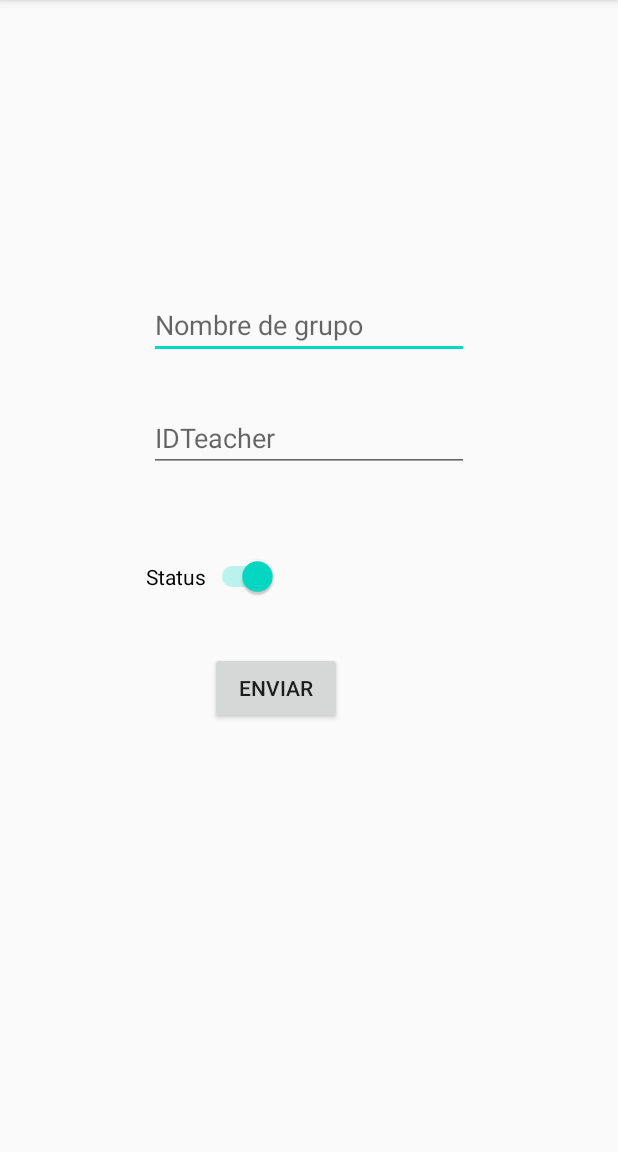
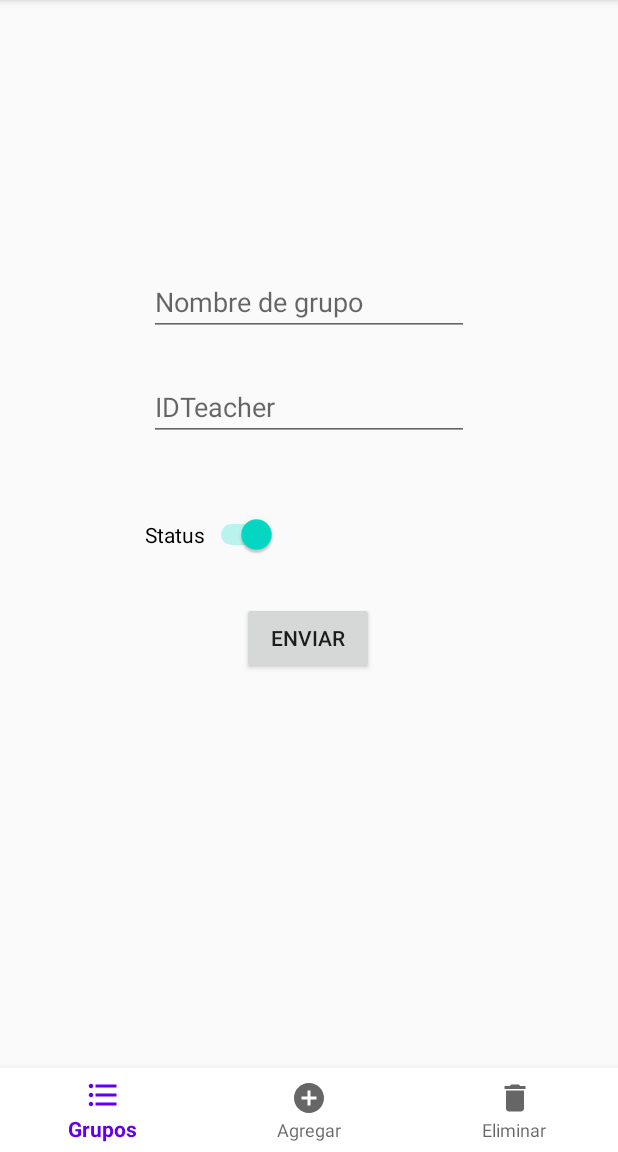
Before and after one commit to Adr1anrojas/SuperReaders, an Android app: the screen it shows after launch (ClassRoomActivity), after a tap on "ENVIAR", on a phone screen of 412 x 824 dp, the part 84-1236 px from its top. Run offline under Robolectric (Android 15) with nearby library versions, the phone set to English and light mode, and no system bars.

```diff
--- a/App/SuperReaders/app/build.gradle
+++ b/App/SuperReaders/app/build.gradle
@@ -30,9 +30,11 @@ dependencies {
     implementation fileTree(dir: 'libs', include: ['*.jar'])
 
     implementation 'androidx.appcompat:appcompat:1.1.0'
+    implementation 'com.google.android.material:material:1.1.0'
     implementation 'androidx.constraintlayout:constraintlayout:1.1.3'
     implementation "androidx.lifecycle:lifecycle-extensions:2.2.0"
     implementation "androidx.lifecycle:lifecycle-viewmodel-ktx:2.2.0"
+    implementation 'androidx.legacy:legacy-support-v4:1.0.0'
     testImplementation 'junit:junit:4.12'
     androidTestImplementation 'androidx.test.ext:junit:1.1.1'
     androidTestImplementation 'androidx.test.espresso:espresso-core:3.2.0'
--- a/App/SuperReaders/app/src/main/java/com/example/superreaders/retrofit/SuperReadersService.java
+++ b/App/SuperReaders/app/src/main/java/com/example/superreaders/retrofit/SuperReadersService.java
@@ -1,6 +1,7 @@
 package com.example.superreaders.retrofit;
 
 import com.example.superreaders.retrofit.request.ClassRoomRequest;
+import com.example.superreaders.retrofit.response.ClassRoomResponse;
 
 import java.util.List;
 
@@ -12,7 +13,7 @@ import retrofit2.http.POST;
 
 public interface SuperReadersService {
     @GET("ClassRoom/all")
-    Call<List<ClassRoomRequest>> getAllClassRoom();
+    Call<List<ClassRoomResponse>> getAllClassRoom();
     @POST(Urls.CLASSROOM)
     Call<Void> saveClassRoom(@Body ClassRoomRequest body);
 
--- a/App/SuperReaders/app/src/main/java/com/example/superreaders/retrofit/Urls.java
+++ b/App/SuperReaders/app/src/main/java/com/example/superreaders/retrofit/Urls.java
@@ -1,7 +1,7 @@
 package com.example.superreaders.retrofit;
 
 public class Urls {
-    public static final String API = "http://cfeaef7b.ngrok.io/Api/";//put your base url here
+    public static final String API = "http://e70ccae9.ngrok.io/Api/";//put your base url here
 
     public static final String CLASSROOM = "ClassRoom";//put your end point here
 
--- a/App/SuperReaders/app/src/main/java/com/example/superreaders/views/ClassRoomActivity.java
+++ b/App/SuperReaders/app/src/main/java/com/example/superreaders/views/ClassRoomActivity.java
@@ -1,14 +1,18 @@
 package com.example.superreaders.views;
+import androidx.annotation.NonNull;
 import androidx.appcompat.app.AppCompatActivity;
+import androidx.fragment.app.Fragment;
 import androidx.lifecycle.Observer;
 import androidx.lifecycle.ViewModelProviders;
 import android.os.Bundle;
+import android.view.MenuItem;
 import android.widget.Button;
 import android.widget.EditText;
 import android.widget.Switch;
 import android.widget.Toast;
 import com.example.superreaders.R;
 import com.example.superreaders.viewmodels.ClassRoomViewModel;
+import com.google.android.material.bottomnavigation.BottomNavigationView;
 
 public class ClassRoomActivity extends AppCompatActivity {
     Button boton;
@@ -20,18 +24,21 @@ public class ClassRoomActivity extends AppCompatActivity {
     protected void onCreate(Bundle savedInstanceState) {
         super.onCreate(savedInstanceState);
         setContentView(R.layout.activity_class_room);
-        nombre = findViewById(R.id.editText);
-        idtecaher = findViewById(R.id.editText2);
-        status = findViewById(R.id.switch1);
-        boton = findViewById(R.id.button);
-        classRoomViewModel = ViewModelProviders.of(this).get(ClassRoomViewModel.class);
-        boton.setOnClickListener(v -> {
-            classRoomViewModel.saveClassRoom(nombre.getText().toString(),idtecaher.getText().toString(),status.isChecked());
+        BottomNavigationView bottomNav = findViewById(R.id.bottom_navigation);
+
+        bottomNav.setOnNavigationItemSelectedListener(new BottomNavigationView.OnNavigationItemSelectedListener() {
+            @Override
+            public boolean onNavigationItemSelected(@NonNull MenuItem item) {
+                switch (item.getItemId()){
+                    case R.id.nav_add:
+                        getSupportFragmentManager().beginTransaction()
+                                .replace(R.id.frame_container, new ClassRoomCreateFragment())
+                                .commit();
+                        break;
+                }
+                return true;
+            }
         });
-       final Observer<String> observer = resultado ->{
-           Toast.makeText(getApplicationContext(),resultado,Toast.LENGTH_SHORT ).show();
-       };
-        classRoomViewModel.getRespose().observe(this,observer);
     }
 
 }
--- /dev/null
+++ b/App/SuperReaders/app/src/main/res/drawable/ic_add_circle_black_24dp.xml
@@ -0,0 +1,9 @@
+<vector xmlns:android="http://schemas.android.com/apk/res/android"
+        android:width="24dp"
+        android:height="24dp"
+        android:viewportWidth="24.0"
+        android:viewportHeight="24.0">
+    <path
+        android:fillColor="#FF000000"
+        android:pathData="M12,2C6.48,2 2,6.48 2,12s4.48,10 10,10 10,-4.48 10,-10S17.52,2 12,2zM17,13h-4v4h-2v-4L7,13v-2h4L11,7h2v4h4v2z"/>
+</vector>
--- /dev/null
+++ b/App/SuperReaders/app/src/main/res/drawable/ic_delete_black_24dp.xml
@@ -0,0 +1,9 @@
+<vector xmlns:android="http://schemas.android.com/apk/res/android"
+        android:width="24dp"
+        android:height="24dp"
+        android:viewportWidth="24.0"
+        android:viewportHeight="24.0">
+    <path
+        android:fillColor="#FF000000"
+        android:pathData="M6,19c0,1.1 0.9,2 2,2h8c1.1,0 2,-0.9 2,-2V7H6v12zM19,4h-3.5l-1,-1h-5l-1,1H5v2h14V4z"/>
+</vector>
--- /dev/null
+++ b/App/SuperReaders/app/src/main/res/drawable/ic_format_list_bulleted_black_24dp.xml
@@ -0,0 +1,9 @@
+<vector xmlns:android="http://schemas.android.com/apk/res/android"
+        android:width="24dp"
+        android:height="24dp"
+        android:viewportWidth="24.0"
+        android:viewportHeight="24.0">
+    <path
+        android:fillColor="#FF000000"
+        android:pathData="M4,10.5c-0.83,0 -1.5,0.67 -1.5,1.5s0.67,1.5 1.5,1.5 1.5,-0.67 1.5,-1.5 -0.67,-1.5 -1.5,-1.5zM4,4.5c-0.83,0 -1.5,0.67 -1.5,1.5S3.17,7.5 4,7.5 5.5,6.83 5.5,6 4.83,4.5 4,4.5zM4,16.5c-0.83,0 -1.5,0.68 -1.5,1.5s0.68,1.5 1.5,1.5 1.5,-0.68 1.5,-1.5 -0.67,-1.5 -1.5,-1.5zM7,19h14v-2L7,17v2zM7,13h14v-2L7,11v2zM7,5v2h14L21,5L7,5z"/>
+</vector>
--- a/App/SuperReaders/app/src/main/res/layout/activity_class_room.xml
+++ b/App/SuperReaders/app/src/main/res/layout/activity_class_room.xml
@@ -1,5 +1,5 @@
 <?xml version="1.0" encoding="utf-8"?>
-<androidx.constraintlayout.widget.ConstraintLayout xmlns:android="http://schemas.android.com/apk/res/android"
+<RelativeLayout xmlns:android="http://schemas.android.com/apk/res/android"
 
     xmlns:app="http://schemas.android.com/apk/res-auto"
     xmlns:tools="http://schemas.android.com/tools"
@@ -8,56 +8,18 @@
     android:layout_height="match_parent"
 
     tools:context=".views.ClassRoomActivity">
+    <FrameLayout
+        android:id="@+id/frame_container"
+        android:layout_width="match_parent"
+        android:layout_height="match_parent"
+        android:layout_above="@+id/bottom_navigation"
+        />
+    <com.google.android.material.bottomnavigation.BottomNavigationView
+        android:id="@+id/bottom_navigation"
+        android:layout_width="match_parent"
+        android:layout_height="wrap_content"
+        android:layout_alignParentBottom="true"
+        android:background="@color/cardview_light_background"
+        app:menu="@menu/bottom_navigation"/>
 
-    <EditText
-        android:id="@+id/editText"
-        android:layout_width="wrap_content"
-        android:layout_height="wrap_content"
-        android:ems="10"
-        android:hint="Nombre de grupo"
-        android:inputType="textPersonName"
-        app:layout_constraintBottom_toBottomOf="parent"
-        app:layout_constraintEnd_toEndOf="parent"
-        app:layout_constraintStart_toStartOf="parent"
-        app:layout_constraintTop_toTopOf="parent"
-        app:layout_constraintVertical_bias="0.268"
-        tools:text="" />
-
-    <EditText
-        android:id="@+id/editText2"
-        android:layout_width="wrap_content"
-        android:layout_height="wrap_content"
-        android:ems="10"
-        android:hint="IDTeacher"
-        android:inputType="number"
-        app:layout_constraintBottom_toBottomOf="parent"
-        app:layout_constraintEnd_toEndOf="parent"
-        app:layout_constraintStart_toStartOf="parent"
-        app:layout_constraintTop_toTopOf="parent"
-        app:layout_constraintVertical_bias="0.373" />
-
-    <Switch
-        android:id="@+id/switch1"
-        android:layout_width="wrap_content"
-        android:layout_height="wrap_content"
-        android:checked="true"
-        android:text="Status"
-        app:layout_constraintBottom_toBottomOf="parent"
-        app:layout_constraintEnd_toEndOf="parent"
-        app:layout_constraintHorizontal_bias="0.3"
-        app:layout_constraintStart_toStartOf="parent"
-        app:layout_constraintTop_toTopOf="parent" />
-
-    <Button
-        android:id="@+id/button"
-        android:layout_width="wrap_content"
-        android:layout_height="wrap_content"
-        android:text="enviar"
-        app:layout_constraintBottom_toBottomOf="parent"
-        app:layout_constraintEnd_toEndOf="parent"
-        app:layout_constraintHorizontal_bias="0.433"
-        app:layout_constraintStart_toStartOf="parent"
-        app:layout_constraintTop_toTopOf="parent"
-        app:layout_constraintVertical_bias="0.604" />
-
-</androidx.constraintlayout.widget.ConstraintLayout>
+</RelativeLayout>
--- /dev/null
+++ b/App/SuperReaders/app/src/main/res/layout/fragment_class_room_create.xml
@@ -0,0 +1,67 @@
+<?xml version="1.0" encoding="utf-8"?>
+<FrameLayout xmlns:android="http://schemas.android.com/apk/res/android"
+    xmlns:app="http://schemas.android.com/apk/res-auto"
+    xmlns:tools="http://schemas.android.com/tools"
+    android:layout_width="match_parent"
+    android:layout_height="match_parent"
+    tools:context=".views.ClassRoomCreateFragment">
+    <androidx.constraintlayout.widget.ConstraintLayout
+
+        android:layout_width="match_parent"
+        android:layout_height="match_parent"
+
+        tools:context=".views.ClassRoomActivity">
+
+        <EditText
+            android:id="@+id/editText"
+            android:layout_width="wrap_content"
+            android:layout_height="wrap_content"
+            android:ems="10"
+            android:hint="Nombre de grupo"
+            android:inputType="textPersonName"
+            app:layout_constraintBottom_toBottomOf="parent"
+            app:layout_constraintEnd_toEndOf="parent"
+            app:layout_constraintStart_toStartOf="parent"
+            app:layout_constraintTop_toTopOf="parent"
+            app:layout_constraintVertical_bias="0.268"
+            tools:text="" />
+
+        <EditText
+            android:id="@+id/editText2"
+            android:layout_width="wrap_content"
+            android:layout_height="wrap_content"
+            android:ems="10"
+            android:hint="IDTeacher"
+            android:inputType="number"
+            app:layout_constraintBottom_toBottomOf="parent"
+            app:layout_constraintEnd_toEndOf="parent"
+            app:layout_constraintStart_toStartOf="parent"
+            app:layout_constraintTop_toTopOf="parent"
+            app:layout_constraintVertical_bias="0.373" />
+
+        <Switch
+            android:id="@+id/switch1"
+            android:layout_width="wrap_content"
+            android:layout_height="wrap_content"
+            android:checked="true"
+            android:text="Status"
+            app:layout_constraintBottom_toBottomOf="parent"
+            app:layout_constraintEnd_toEndOf="parent"
+            app:layout_constraintHorizontal_bias="0.298"
+            app:layout_constraintStart_toStartOf="parent"
+            app:layout_constraintTop_toTopOf="parent" />
+
+        <Button
+            android:id="@+id/button"
+            android:layout_width="wrap_content"
+            android:layout_height="wrap_content"
+            android:text="enviar"
+            app:layout_constraintBottom_toBottomOf="parent"
+            app:layout_constraintEnd_toEndOf="parent"
+            app:layout_constraintHorizontal_bias="0.498"
+            app:layout_constraintStart_toStartOf="parent"
+            app:layout_constraintTop_toTopOf="parent"
+            app:layout_constraintVertical_bias="0.604" />
+
+    </androidx.constraintlayout.widget.ConstraintLayout>
+</FrameLayout>
--- /dev/null
+++ b/App/SuperReaders/app/src/main/res/menu/bottom_navigation.xml
@@ -0,0 +1,13 @@
+<?xml version="1.0" encoding="utf-8"?>
+<menu xmlns:android="http://schemas.android.com/apk/res/android">
+    <item android:id="@+id/nav_list"
+        android:icon="@drawable/ic_format_list_bulleted_black_24dp"
+        android:title="Grupos"/>
+    <item android:id="@+id/nav_add"
+        android:icon="@drawable/ic_add_circle_black_24dp"
+        android:title="Agregar"/>
+    <item android:id="@+id/nav_delete"
+        android:icon="@drawable/ic_delete_black_24dp"
+        android:title="Eliminar"/>
+
+</menu>
--- a/App/SuperReaders/app/src/main/res/values/strings.xml
+++ b/App/SuperReaders/app/src/main/res/values/strings.xml
@@ -1,3 +1,6 @@
 <resources>
     <string name="app_name">SuperReaders</string>
+
+    <!-- TODO: Remove or change this placeholder text -->
+    <string name="hello_blank_fragment">Hello blank fragment</string>
 </resources>
```
Also changed, not shown: App/SuperReaders/app/src/main/java/com/example/superreaders/repositories/ClassRoomRepository.java (+23 -0 lines), App/SuperReaders/app/src/main/java/com/example/superreaders/viewmodels/ClassRoomViewModel.java (+12 -9 lines), App/SuperReaders/app/src/main/java/com/example/superreaders/views/ClassRoomCreateFragment.java (added, +50 -0 lines), App/SuperReaders/app/src/main/java/com/example/superreaders/views/ClassRoomListFragment.java (added, +22 -0 lines), App/SuperReaders/app/src/main/res/layout/fragment_class_room_list.xml (added, +11 -0 lines).
